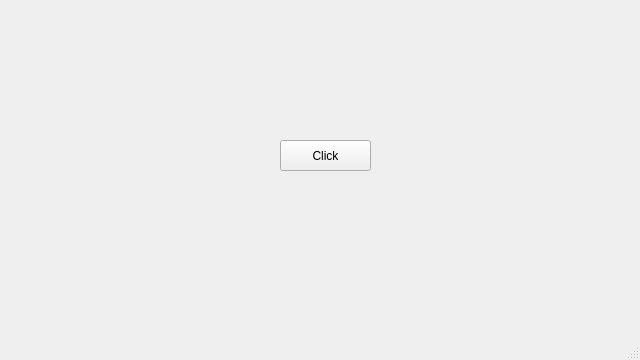
Stemm0012/Qt_Git_Practice_Tools, file QT_First_Widget/mainwindow.ui: the form before one commit.
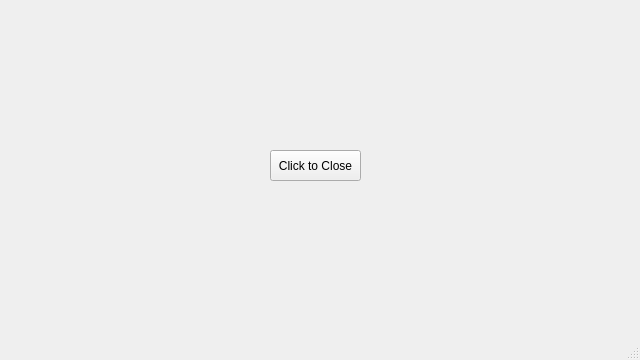
The form after the commit.

Commit message:
Button->Close
Added closing functionality to Button

```diff
--- a/QT_First_Widget/mainwindow.ui
+++ b/QT_First_Widget/mainwindow.ui
@@ -17,14 +17,14 @@
    <widget class="QPushButton" name="pushButton">
     <property name="geometry">
      <rect>
-      <x>280</x>
-      <y>140</y>
+      <x>270</x>
+      <y>150</y>
       <width>91</width>
       <height>31</height>
      </rect>
     </property>
     <property name="text">
-     <string>Click</string>
+     <string>Click to Close</string>
     </property>
    </widget>
   </widget>
```
Left out of the diff: 19 changed lines with no effect on the pictures.
